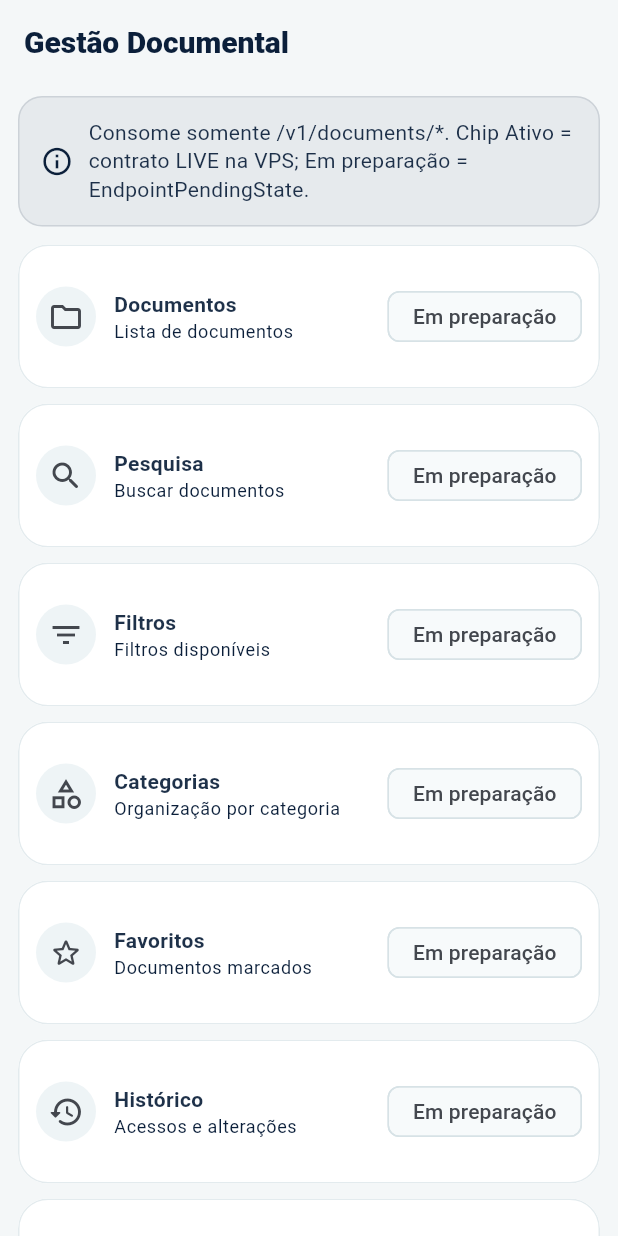
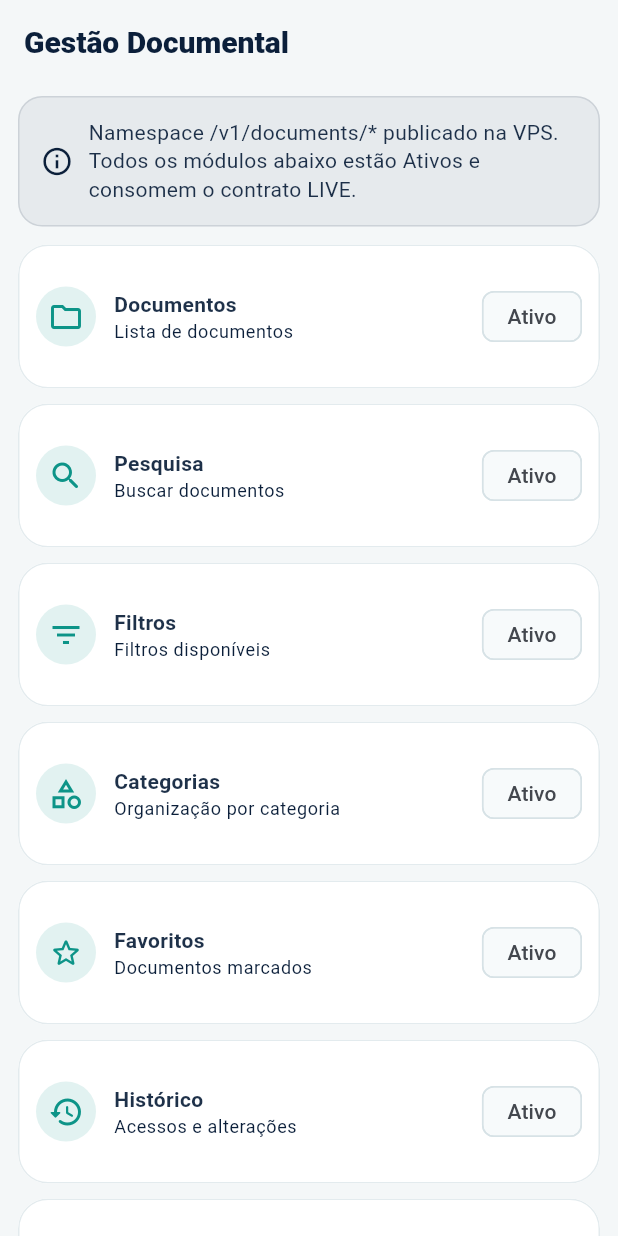
Before and after one commit to sergiocjr/poligestor_app, a Flutter app: the DocumentsHubPage screen opened by its route, on a phone screen of 412 x 824 dp. Run offline on Flutter 3.47's test engine with Material 3 defaults, Android fonts, the phone set to English and light mode, and no system bars; our stand-ins replace app_links, dio, firebase_core, firebase_messaging, flutter_local_notifications, flutter_secure_storage and 4 more; accounts and stored records are empty.

Commit message:
fix: sincroniza Fase 13 com contratos LIVE /v1/documents/*
Probe 401 em todo o hub; chips Ativo; lista via /v1/documents/list; EndpointPendingState fora do fluxo normal.

Co-authored-by: Cursor <cursoragent@cursor.com>

```diff
--- a/lib/core/auth/auth_mode.dart
+++ b/lib/core/auth/auth_mode.dart
@@ -119,7 +119,8 @@ enum AuthMode {
 
   // --- Fase 13: Gestão Documental (staff) — namespace oficial `/v1/documents/*` ---
   String get documentsRootPath => '/v1/documents';
-  String get documentsListPath => '/v1/documents';
+  /// Lista oficial publicada: `GET /v1/documents/list` (também existe `GET /v1/documents`).
+  String get documentsListPath => '/v1/documents/list';
   String documentsItemPath(String id) => '/v1/documents/$id';
   String get documentsSearchPath => '/v1/documents/search';
   String get documentsFiltersPath => '/v1/documents/filters';
--- a/lib/features/documents/presentation/documents_pages.dart
+++ b/lib/features/documents/presentation/documents_pages.dart
@@ -159,8 +159,8 @@ class DocumentsHubPage extends StatelessWidget {
             children: [
               SoftNotice(
                 message:
-                    'Consome somente /v1/documents/*. Chip Ativo = contrato '
-                    'LIVE na VPS; Em preparação = EndpointPendingState.',
+                    'Namespace /v1/documents/* publicado na VPS. Todos os '
+                    'módulos abaixo estão Ativos e consomem o contrato LIVE.',
               ),
               const SizedBox(height: 12),
               GridView.builder(
```
Also changed, not shown: lib/features/documents/data/documents_contracts.dart (+20 -2 lines), 5 other files.
